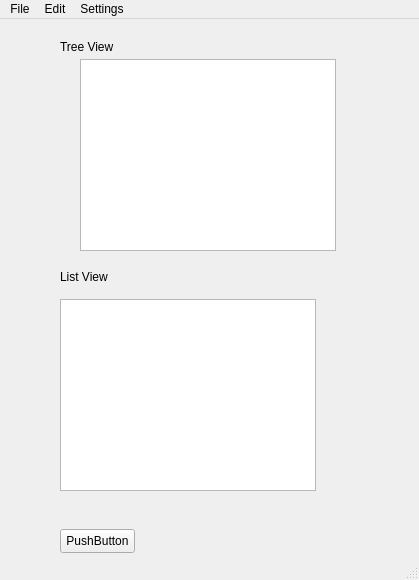
brian32768/pyqt6_sample, file myfirstui.ui: the form before one commit.
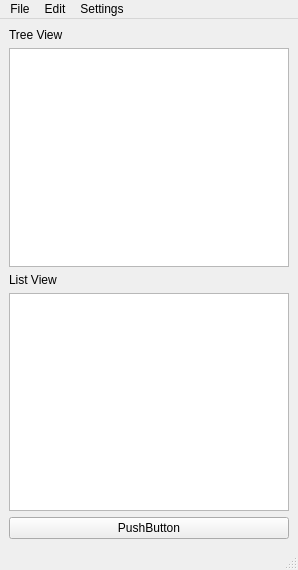
The form after the commit.

Commit message: made the widgets stretchy

The edit to the form file:
```diff
--- a/myfirstui.ui
+++ b/myfirstui.ui
@@ -6,80 +6,50 @@
    <rect>
     <x>0</x>
     <y>0</y>
-    <width>419</width>
-    <height>580</height>
+    <width>298</width>
+    <height>570</height>
    </rect>
   </property>
   <property name="windowTitle">
    <string>MainWindow</string>
   </property>
   <widget class="QWidget" name="centralwidget">
-   <widget class="QPushButton" name="pushButton">
-    <property name="geometry">
-     <rect>
-      <x>60</x>
-      <y>510</y>
-      <width>75</width>
-      <height>24</height>
-     </rect>
-    </property>
-    <property name="text">
-     <string>PushButton</string>
-    </property>
-   </widget>
-   <widget class="QTreeView" name="treeView">
-    <property name="geometry">
-     <rect>
-      <x>80</x>
-      <y>40</y>
-      <width>256</width>
-      <height>192</height>
-     </rect>
-    </property>
-   </widget>
-   <widget class="QLabel" name="label">
-    <property name="geometry">
-     <rect>
-      <x>60</x>
-      <y>20</y>
-      <width>71</width>
-      <height>16</height>
-     </rect>
-    </property>
-    <property name="text">
-     <string>Tree View</string>
-    </property>
-   </widget>
-   <widget class="QListWidget" name="listWidget">
-    <property name="geometry">
-     <rect>
-      <x>60</x>
-      <y>280</y>
-      <width>256</width>
-      <height>192</height>
-     </rect>
-    </property>
-   </widget>
-   <widget class="QLabel" name="label_2">
-    <property name="geometry">
-     <rect>
-      <x>60</x>
-      <y>250</y>
-      <width>71</width>
-      <height>16</height>
-     </rect>
-    </property>
-    <property name="text">
-     <string>List View</string>
-    </property>
-   </widget>
+   <layout class="QVBoxLayout" name="verticalLayout">
+    <item>
+     <widget class="QLabel" name="label_treeview">
+      <property name="text">
+       <string>Tree View</string>
+      </property>
+     </widget>
+    </item>
+    <item>
+     <widget class="QTreeView" name="treeView"/>
+    </item>
+    <item>
+     <widget class="QLabel" name="label_listWidget">
+      <property name="text">
+       <string>List View</string>
+      </property>
+     </widget>
+    </item>
+    <item>
+     <widget class="QListWidget" name="listWidget"/>
+    </item>
+    <item>
+     <widget class="QPushButton" name="pushButton">
+      <property name="text">
+       <string>PushButton</string>
+      </property>
+     </widget>
+    </item>
+   </layout>
   </widget>
   <widget class="QMenuBar" name="menubar">
    <property name="geometry">
     <rect>
      <x>0</x>
      <y>0</y>
-     <width>419</width>
+     <width>298</width>
      <height>22</height>
     </rect>
    </property>
```
The commit also changes 1 other file.
